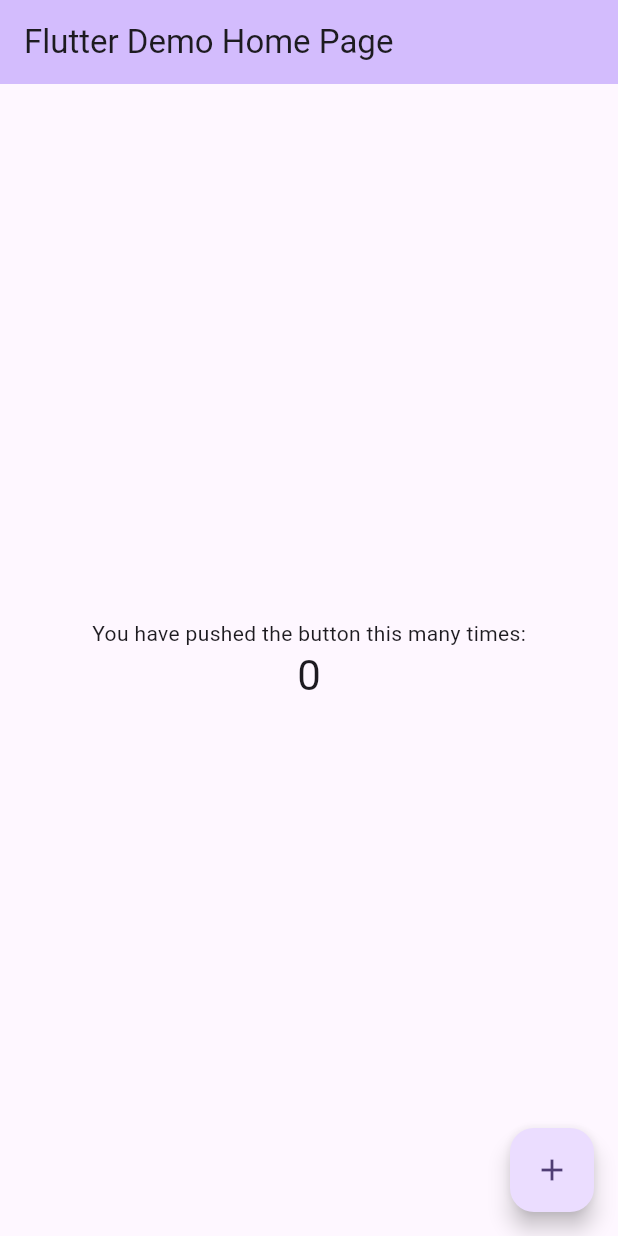
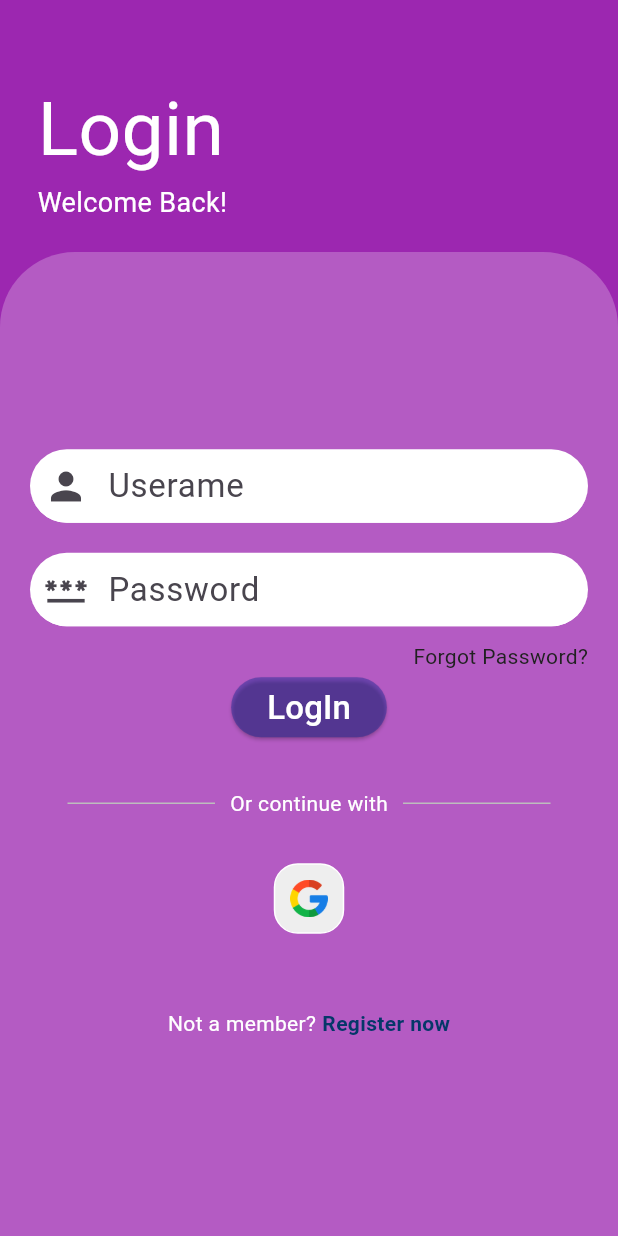
Before and after one commit to satya-supercluster/Flutter-App, a Flutter app: the screen it shows after launch, on a phone screen of 412 x 824 dp. Run offline on Flutter 3.47's test engine with Material 3 defaults, Android fonts, the light colour scheme and no system bars.

Commit message:
login screen done

```diff
--- a/lib/main.dart
+++ b/lib/main.dart
@@ -1,4 +1,5 @@
 import 'package:flutter/material.dart';
+import 'package:meuseum_guide/pages/login.dart';
 
 void main() {
   runApp(const MyApp());
@@ -6,120 +7,16 @@
 
 class MyApp extends StatelessWidget {
   const MyApp({super.key});
-
-  // This widget is the root of your application.
   @override
   Widget build(BuildContext context) {
     return MaterialApp(
-      title: 'Flutter Demo',
+      debugShowCheckedModeBanner: false,
+      title: 'Meuseum Guide',
       theme: ThemeData(
-        // This is the theme of your application.
-        //
-        // TRY THIS: Try running your application with "flutter run". You'll see
-        // the application has a purple toolbar. Then, without quitting the app,
-        // try changing the seedColor in the colorScheme below to Colors.green
-        // and then invoke "hot reload" (save your changes or press the "hot
-        // reload" button in a Flutter-supported IDE, or press "r" if you used
-        // the command line to start the app).
-        //
-        // Notice that the counter didn't reset back to zero; the application
-        // state is not lost during the reload. To reset the state, use hot
-        // restart instead.
-        //
-        // This works for code too, not just values: Most code changes can be
-        // tested with just a hot reload.
         colorScheme: ColorScheme.fromSeed(seedColor: Colors.deepPurple),
         useMaterial3: true,
       ),
-      home: const MyHomePage(title: 'Flutter Demo Home Page'),
+      home: const LoginPage(),
     );
   }
 }
-
-class MyHomePage extends StatefulWidget {
-  const MyHomePage({super.key, required this.title});
-
-  // This widget is the home page of your application. It is stateful, meaning
-  // that it has a State object (defined below) that contains fields that affect
-  // how it looks.
-
-  // This class is the configuration for the state. It holds the values (in this
-  // case the title) provided by the parent (in this case the App widget) and
-  // used by the build method of the State. Fields in a Widget subclass are
-  // always marked "final".
-
-  final String title;
-
-  @override
-  State<MyHomePage> createState() => _MyHomePageState();
-}
-
-class _MyHomePageState extends State<MyHomePage> {
-  int _counter = 0;
-
-  void _incrementCounter() {
-    setState(() {
-      // This call to setState tells the Flutter framework that something has
-      // changed in this State, which causes it to rerun the build method below
-      // so that the display can reflect the updated values. If we changed
-      // _counter without calling setState(), then the build method would not be
-      // called again, and so nothing would appear to happen.
-      _counter++;
-    });
-  }
-
-  @override
-  Widget build(BuildContext context) {
-    // This method is rerun every time setState is called, for instance as done
-    // by the _incrementCounter method above.
-    //
-    // The Flutter framework has been optimized to make rerunning build methods
-    // fast, so that you can just rebuild anything that needs updating rather
-    // than having to individually change instances of widgets.
-    return Scaffold(
-      appBar: AppBar(
-        // TRY THIS: Try changing the color here to a specific color (to
-        // Colors.amber, perhaps?) and trigger a hot reload to see the AppBar
-        // change color while the other colors stay the same.
-        backgroundColor: Theme.of(context).colorScheme.inversePrimary,
-        // Here we take the value from the MyHomePage object that was created by
-        // the App.build method, and use it to set our appbar title.
-        title: Text(widget.title),
-      ),
-      body: Center(
-        // Center is a layout widget. It takes a single child and positions it
-        // in the middle of the parent.
-        child: Column(
-          // Column is also a layout widget. It takes a list of children and
-          // arranges them vertically. By default, it sizes itself to fit its
-          // children horizontally, and tries to be as tall as its parent.
-          //
-          // Column has various properties to control how it sizes itself and
-          // how it positions its children. Here we use mainAxisAlignment to
-          // center the children vertically; the main axis here is the vertical
-          // axis because Columns are vertical (the cross axis would be
-          // horizontal).
-          //
-          // TRY THIS: Invoke "debug painting" (choose the "Toggle Debug Paint"
-          // action in the IDE, or press "p" in the console), to see the
-          // wireframe for each widget.
-          mainAxisAlignment: MainAxisAlignment.center,
-          children: <Widget>[
-            const Text(
-              'You have pushed the button this many times:',
-            ),
-            Text(
-              '$_counter',
-              style: Theme.of(context).textTheme.headlineMedium,
-            ),
-          ],
-        ),
-      ),
-      floatingActionButton: FloatingActionButton(
-        onPressed: _incrementCounter,
-        tooltip: 'Increment',
-        child: const Icon(Icons.add),
-      ), // This trailing comma makes auto-formatting nicer for build methods.
-    );
-  }
-}
--- /dev/null
+++ b/lib/pages/login.dart
@@ -0,0 +1,197 @@
+
+import 'package:flutter/material.dart';
+
+class LoginPage extends StatefulWidget {
+  const LoginPage({super.key});
+
+  @override
+  State<LoginPage> createState() => _LoginPageState();
+}
+
+class _LoginPageState extends State<LoginPage> {
+  var usernameController=TextEditingController();
+  var passwordController=TextEditingController();
+  @override
+  Widget build(BuildContext context) {
+    return Scaffold(
+      resizeToAvoidBottomInset: false,
+      backgroundColor: Colors.purple,
+      body:SafeArea(
+        child: Column(
+          children: [
+            SizedBox(height:50),
+            Row(
+              children: [
+                SizedBox(width: 25,),
+                Text("Login",style: TextStyle(fontSize: 50,color: Colors.white),),
+              ],
+            ),
+            Row(
+              children: [
+                SizedBox(width:25),
+                Text("Welcome Back!",style: TextStyle(fontSize: 18,color:Colors.white),),
+              ],
+            ),
+            SizedBox(height: 20,),
+            Expanded(
+              child:Container(
+                padding: EdgeInsets.symmetric(horizontal: 20,vertical: 20),
+                width: double.infinity,
+                height: double.infinity,
+                decoration: BoxDecoration(
+                  color: Colors.white24,
+                  borderRadius: BorderRadius.only(topLeft: Radius.circular(50),topRight: Radius.circular(50))
+                ),
+                child: Column(
+                  mainAxisAlignment: MainAxisAlignment.center,
+                  children: [
+                    TextField(
+                      controller: usernameController,
+                      autofocus: false,
+                      style: TextStyle(
+                        fontSize: 22.0,
+                        color: Colors.black87,
+                      ),
+                      decoration: InputDecoration(
+                        prefixIcon: Icon(Icons.person,size: 30,),
+                        filled: true,
+                        fillColor: Colors.white,
+                        hintText: 'Userame',
+                        contentPadding:
+                            const EdgeInsets.symmetric(horizontal: 14.0, vertical: 8.0),
+                        focusedBorder: OutlineInputBorder(
+                          borderSide: BorderSide(color: Colors.white),
+                          borderRadius: BorderRadius.circular(25.7),
+                        ),
+                        enabledBorder: UnderlineInputBorder(
+                          borderSide: BorderSide(color: Colors.white),
+                          borderRadius: BorderRadius.circular(25.7),
+                        ),
+                      ),
+                    ),
+                    SizedBox(height: 20,),
+                    TextField(
+                      controller: passwordController,
+                      cursorOpacityAnimates: false,
+                      autofocus: false,
+                      obscureText: true,
+                      style: TextStyle(
+                        fontSize: 22.0,
+                        color: Colors.black87,
+                      ),
+                      decoration: InputDecoration(
+                        prefixIcon: Icon( Icons.password, size:30),
+                        filled: true,
+                        fillColor: Colors.white,
+                        hintText: 'Password',
+                        contentPadding:
+                            const EdgeInsets.symmetric(horizontal: 14.0, vertical: 8.0),
+                        focusedBorder: OutlineInputBorder(
+                          borderSide: BorderSide(color: Colors.white),
+                          borderRadius: BorderRadius.circular(25.7),
+                        ),
+                        enabledBorder: UnderlineInputBorder(
+                          borderSide: BorderSide(color: Colors.white),
+                          borderRadius: BorderRadius.circular(25.7),
+                        ),
+                      ),
+                    ),
+                    SizedBox(height:10),
+                    Row(
+                      mainAxisAlignment: MainAxisAlignment.end,
+                      children: [
+                        Text(
+                          'Forgot Password?',
+                          style: TextStyle(color: Colors.grey[900]),
+                        ),
+                      ],
+                    ),
+                    Row(
+                      mainAxisAlignment: MainAxisAlignment.center,
+                      children:[
+                        ElevatedButton(
+                          child: Text('LogIn',style: TextStyle(color: Colors.white,fontSize: 22),),
+                          style:ElevatedButton.styleFrom(
+                            backgroundColor: Color.fromARGB(97, 6, 35, 151),
+                            foregroundColor: Colors.lightBlueAccent,
+                            shadowColor: Colors.black,
+                          ),
+                          onPressed: () {},
+                        ),
+                      ],
+                    ),
+                    SizedBox(height:30),
+                    Padding(
+                      padding: const EdgeInsets.symmetric(horizontal: 25.0),
+                      child: Row(
+                        children: [
+                          Expanded(
+                            child: Divider(
+                              thickness: 1,
+                              color: Colors.grey[400],
+                            ),
+                          ),
+                          Padding(
+                            padding: const EdgeInsets.symmetric(horizontal: 10.0),
+                            child: Text(
+                              'Or continue with',
+                              style: TextStyle(color: Colors.white),
+                            ),
+                          ),
+                          Expanded(
+                            child: Divider(
+                              thickness: 1,
+                              color: Colors.grey[400],
+                            ),
+                          ),
+                        ],
+                      ),
+                    ),
+                    SizedBox(height:30),
+                    Row(
+                      mainAxisAlignment: MainAxisAlignment.center,
+                      children:[
+                        Container(
+                          padding: EdgeInsets.all(10),
+                          decoration: BoxDecoration(
+                            border: Border.all(color: Colors.white),
+                            borderRadius: BorderRadius.circular(16),
+                            color: Colors.grey[200],
+                          ),
+                          child: Image(
+                            image: AssetImage("assets/images/google.png"),
+                            height: 25,
+                            width: 25,
+                          )
+                        ),
+                      ],
+                    ),
+                    const SizedBox(height: 50),
+                    Row(
+                      mainAxisAlignment: MainAxisAlignment.center,
+                      children: [
+                        Text(
+                          'Not a member?',
+                          style: TextStyle(color: Colors.white),
+                        ),
+                        const SizedBox(width: 4),
+                        const Text(
+                          'Register now',
+                          style: TextStyle(
+                            color: Color.fromARGB(255, 5, 55, 105),
+                            fontWeight: FontWeight.bold,
+                          ),
+                        ),
+                      ],
+                    )
+
+                  ],
+                ),
+              )
+            )
+          ],
+        )
+      )
+    );
+  }
+}
--- /dev/null
+++ b/lib/widgets/common/text_input.dart
@@ -0,0 +1,43 @@
+import 'package:flutter/material.dart';
+
+class TextInput extends StatelessWidget {
+  final dynamic controller;
+  final String hintText;
+  final bool obscureText;
+
+  const TextInput({
+    super.key,
+    required this.controller,
+    required this.hintText,
+    required this.obscureText,
+  });
+
+  @override
+  Widget build(BuildContext context) {
+    return  TextField(
+              controller: controller,
+              autofocus: false,
+              obscureText: obscureText,
+              style: TextStyle(
+                fontSize: 22.0,
+                color: Colors.black87,
+              ),
+              decoration: InputDecoration(
+                prefixIcon: Icon(Icons.person,size: 30,),
+                filled: true,
+                fillColor: Colors.white,
+                hintText: hintText,
+                contentPadding:
+                    const EdgeInsets.symmetric(horizontal: 14.0, vertical: 8.0),
+                focusedBorder: OutlineInputBorder(
+                  borderSide: BorderSide(color: Colors.white),
+                  borderRadius: BorderRadius.circular(25.7),
+                ),
+                enabledBorder: UnderlineInputBorder(
+                  borderSide: BorderSide(color: Colors.white),
+                  borderRadius: BorderRadius.circular(25.7),
+                ),
+              ),
+              );
+  }
+}
--- a/pubspec.yaml
+++ b/pubspec.yaml
@@ -59,8 +59,8 @@ flutter:
   uses-material-design: true
 
   # To add assets to your application, add an assets section, like this:
-  # assets:
-  #   - images/a_dot_burr.jpeg
+  assets:
+    - assets/images/
   #   - images/a_dot_ham.jpeg
 
   # An image asset can refer to one or more resolution-specific "variants", see
```
Also changed, not shown: assets/images/google.png (added).
